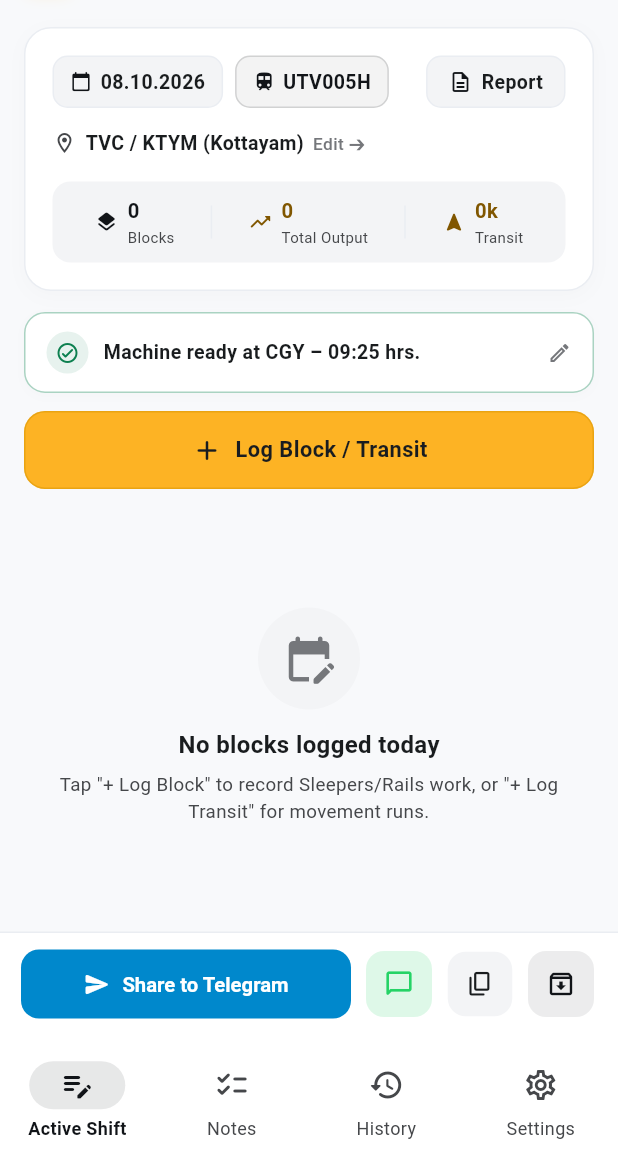
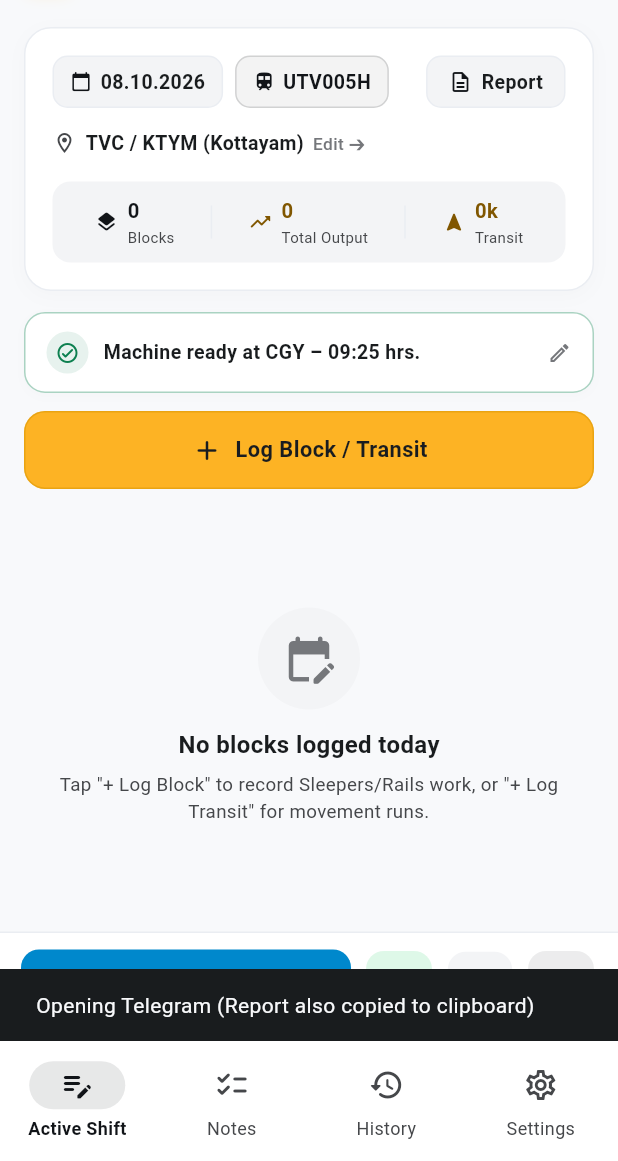
Before and after one commit to turboaristocrat/trackr-lite, a Flutter app: the screen it shows after launch, after a tap on "Share to Telegram", on a phone screen of 412 x 824 dp, the part 75-1236 px from its top. Run offline on Flutter 3.47's test engine with Material 3 defaults, Android fonts, the phone set to English and light mode, and no system bars; our stand-ins replace file_picker, share_plus, shared_preferences, web.

Commit message:
Fix shareToTelegram with direct https link, auto-clipboard safeguard and feedback

```diff
--- a/lib/screens/shift_screen.dart
+++ b/lib/screens/shift_screen.dart
@@ -855,7 +855,17 @@ class ShiftScreenState extends State<ShiftScreen> {
                   'Share to Telegram',
                   style: TextStyle(fontWeight: FontWeight.bold, fontSize: 13.5),
                 ),
-                onPressed: () => ReportService.shareToTelegram(shift),
+                onPressed: () async {
+                  await ReportService.shareToTelegram(shift);
+                  if (context.mounted) {
+                    ScaffoldMessenger.of(context).showSnackBar(
+                      const SnackBar(
+                        content: Text('Opening Telegram (Report also copied to clipboard)'),
+                        duration: Duration(seconds: 2),
+                      ),
+                    );
+                  }
+                },
               ),
             ),
             const SizedBox(width: 8),
--- a/lib/services/report_service.dart
+++ b/lib/services/report_service.dart
@@ -99,47 +99,70 @@ class ReportService {
   // --- Telegram Primary Sharing ---
   static Future<void> shareToTelegram(ShiftLog log) async {
     final text = formatReport(log);
-    final encoded = Uri.encodeComponent(text);
 
-    // Try native app scheme first
-    final tgNativeUrl = Uri.parse('tg://msg?text=$encoded');
+    // Safeguard: Always copy formatted report to clipboard first so user never loses it
     try {
-      if (await canLaunchUrl(tgNativeUrl)) {
-        await launchUrl(tgNativeUrl, mode: LaunchMode.externalApplication);
-        return;
-      }
+      await Clipboard.setData(ClipboardData(text: text));
     } catch (_) {}
 
-    // Fallback to Telegram Web Share API
-    final tgWebUrl = Uri.parse('https://t.me/share/url?url=&text=$encoded');
+    final encoded = Uri.encodeComponent(text);
+    // https://t.me/share/url?url=&text=... is the official universal Telegram share link
+    // It works across iOS, Android, and Desktop (redirects to installed Telegram or Telegram Web)
+    final tgHttpsUrl = Uri.parse('https://t.me/share/url?url=&text=$encoded');
+    final tgNativeUri = Uri.parse('tg://msg?text=$encoded');
+
+    // 1. Try launching the universal https://t.me link (works seamlessly on mobile & browser)
     try {
-      if (await canLaunchUrl(tgWebUrl)) {
-        await launchUrl(tgWebUrl, mode: LaunchMode.externalApplication);
-        return;
-      }
+      final launched = await launchUrl(
+        tgHttpsUrl,
+        mode: LaunchMode.externalApplication,
+        webOnlyWindowName: '_blank',
+      );
+      if (launched) return;
     } catch (_) {}
 
-    // Fallback to standard system share
-    // ignore: deprecated_member_use
-    await Share.share(text, subject: 'Progress of ${log.machineName} on ${log.date}');
+    // 2. Try native app scheme directly (for installed native apps)
+    try {
+      final launched = await launchUrl(
+        tgNativeUri,
+        mode: LaunchMode.externalApplication,
+      );
+      if (launched) return;
+    } catch (_) {}
+
+    // 3. Fallback to device system share sheet
+    try {
+      // ignore: deprecated_member_use
+      await Share.share(text, subject: 'Progress of ${log.machineName} on ${log.date}');
+    } catch (_) {}
   }
 
   // --- WhatsApp Secondary Sharing ---
   static Future<void> shareToWhatsApp(ShiftLog log) async {
     final text = formatReport(log);
+
+    // Safeguard: Always copy formatted report to clipboard
+    try {
+      await Clipboard.setData(ClipboardData(text: text));
+    } catch (_) {}
+
     final encoded = Uri.encodeComponent(text);
     final whatsappUrl = Uri.parse('https://wa.me/?text=$encoded');
 
     try {
-      if (await canLaunchUrl(whatsappUrl)) {
-        await launchUrl(whatsappUrl, mode: LaunchMode.externalApplication);
-        return;
-      }
+      final launched = await launchUrl(
+        whatsappUrl,
+        mode: LaunchMode.externalApplication,
+        webOnlyWindowName: '_blank',
+      );
+      if (launched) return;
     } catch (_) {}
 
     // Fallback to standard system share
-    // ignore: deprecated_member_use
-    await Share.share(text, subject: 'Progress of ${log.machineName} on ${log.date}');
+    try {
+      // ignore: deprecated_member_use
+      await Share.share(text, subject: 'Progress of ${log.machineName} on ${log.date}');
+    } catch (_) {}
   }
 
   // --- Copy to Clipboard ---
```
